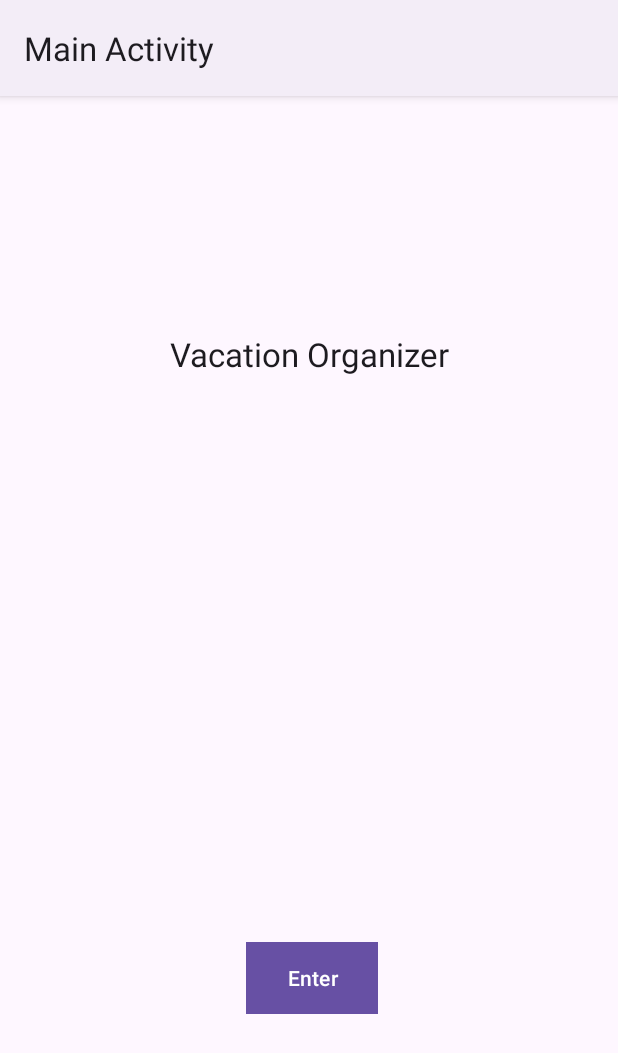
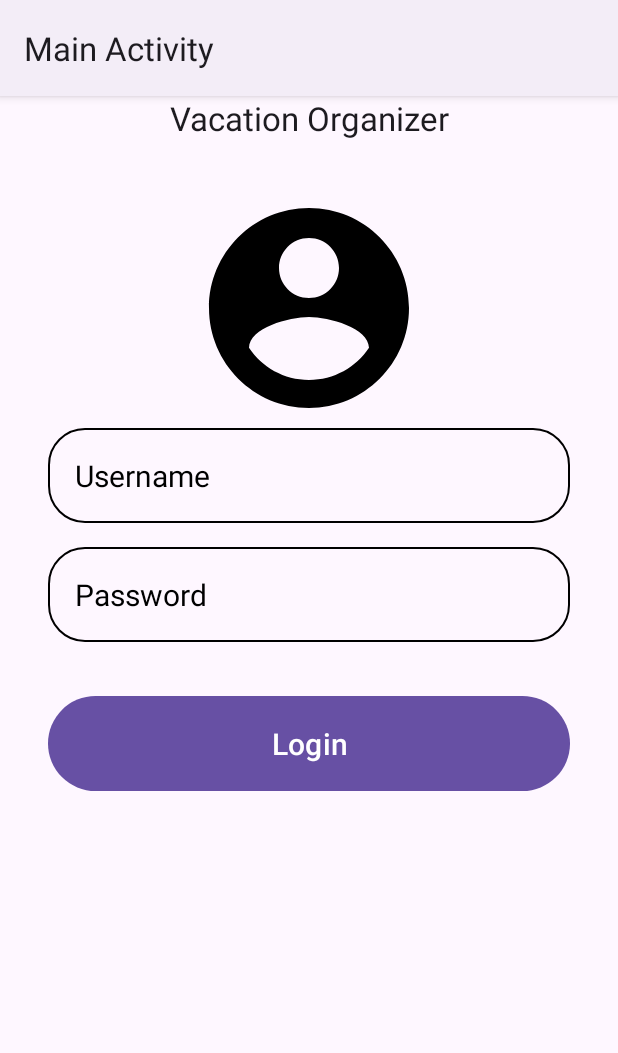
Before and after one commit to MackenzieA24/d308-mobile-application-development-android, an Android app: the screen it shows after launch (MainActivity), on a phone screen of 412 x 824 dp. Shown: the top 1053 px of the screen. Run offline under Robolectric (Android 15) with nearby library versions, the phone set to English and light mode, and no system bars.

Commit message:
Added user login

```diff
--- a/app/src/main/AndroidManifest.xml
+++ b/app/src/main/AndroidManifest.xml
@@ -3,6 +3,7 @@
     xmlns:tools="http://schemas.android.com/tools">
 
     <uses-permission android:name="android.permission.POST_NOTIFICATIONS" />
+
     <application
         android:allowBackup="true"
         android:dataExtractionRules="@xml/data_extraction_rules"
@@ -13,10 +14,11 @@
         android:supportsRtl="true"
         android:theme="@style/Theme.D308app"
         tools:targetApi="31">
+
         <receiver
             android:name=".UI.MyReceiver"
             android:enabled="true"
-            android:exported="true"></receiver>
+            android:exported="true" />
 
         <activity
             android:name=".UI.ExcursionDetails"
--- a/app/src/main/java/com/example/d308app/UI/MainActivity.java
+++ b/app/src/main/java/com/example/d308app/UI/MainActivity.java
@@ -2,8 +2,11 @@ package com.example.d308app.UI;
 
 import android.content.Intent;
 import android.os.Bundle;
+import android.util.Log;
 import android.view.View;
 import android.widget.Button;
+import android.widget.EditText;
+import android.widget.Toast;
 
 import androidx.activity.EdgeToEdge;
 import androidx.appcompat.app.AppCompatActivity;
@@ -16,26 +19,41 @@ import com.example.d308app.R;
 public class MainActivity extends AppCompatActivity {
 
     public static int numAlert;
+    EditText usernameInput;
+    EditText passwordInput;
+    Button loginBtn;
 
     @Override
     protected void onCreate(Bundle savedInstanceState) {
         super.onCreate(savedInstanceState);
         EdgeToEdge.enable(this);
         setContentView(R.layout.activity_main);
-        Button button=findViewById(R.id.button);
-        button.setOnClickListener(new View.OnClickListener(){
 
-            @Override
-            public void onClick(View view) {
-                Intent intent=new Intent(MainActivity.this, Vacations.class);
-                intent.putExtra("test", "Information sent");
-                startActivity(intent);
-            }
-        });
+        usernameInput = findViewById(R.id.username_input);
+        passwordInput = findViewById(R.id.password_input);
+        loginBtn = findViewById(R.id.login_btn);
+
         ViewCompat.setOnApplyWindowInsetsListener(findViewById(R.id.main), (v, insets) -> {
             Insets systemBars = insets.getInsets(WindowInsetsCompat.Type.systemBars());
             v.setPadding(systemBars.left, systemBars.top, systemBars.right, systemBars.bottom);
             return insets;
         });
+
+        loginBtn.setOnClickListener(new View.OnClickListener() {
+            @Override
+            public void onClick(View v) {
+                String username = usernameInput.getText().toString();
+                String password = passwordInput.getText().toString();
+                if (username.isEmpty() || password.isEmpty()) {
+                    Toast.makeText(MainActivity.this, "Please provide valid username and password", Toast.LENGTH_LONG).show();
+                    Log.i("Login Failed", "Empty username or password");
+                } else {
+                    Log.i("Login Success", "Username: " + username + " and Password: " + password);
+                    Intent intent = new Intent(MainActivity.this, Vacations.class);
+                    intent.putExtra("test", "Information sent");
+                    startActivity(intent);
+                }
+            }
+        });
     }
 }
--- /dev/null
+++ b/app/src/main/res/drawable/icon_account_circle.xml
@@ -0,0 +1,5 @@
+<vector xmlns:android="http://schemas.android.com/apk/res/android" android:height="100dp" android:tint="#000000" android:viewportHeight="24" android:viewportWidth="24" android:width="100dp">
+
+    <path android:fillColor="@android:color/white" android:pathData="M12,2C6.48,2 2,6.48 2,12s4.48,10 10,10 10,-4.48 10,-10S17.52,2 12,2zM12,5c1.66,0 3,1.34 3,3s-1.34,3 -3,3 -3,-1.34 -3,-3 1.34,-3 3,-3zM12,19.2c-2.5,0 -4.71,-1.28 -6,-3.22 0.03,-1.99 4,-3.08 6,-3.08 1.99,0 5.97,1.09 6,3.08 -1.29,1.94 -3.5,3.22 -6,3.22z"/>
+
+</vector>
--- /dev/null
+++ b/app/src/main/res/drawable/rounded_corner.xml
@@ -0,0 +1,6 @@
+<?xml version="1.0" encoding="utf-8"?>
+<shape xmlns:android="http://schemas.android.com/apk/res/android"
+    android:shape="rectangle">
+    <corners android:radius="24dp"/>
+    <stroke android:width="1dip" android:color="@color/black"></stroke>
+</shape>
--- a/app/src/main/res/layout/activity_main.xml
+++ b/app/src/main/res/layout/activity_main.xml
@@ -8,29 +8,67 @@
     tools:context=".UI.MainActivity">
 
     <TextView
+        android:id="@+id/vacationOrganizerTitle"
         android:layout_width="wrap_content"
         android:layout_height="wrap_content"
         android:text="Vacation Organizer"
         android:textAppearance="@style/TextAppearance.AppCompat.Large"
-        app:layout_constraintBottom_toBottomOf="parent"
+        app:layout_constraintTop_toTopOf="parent"
+        app:layout_constraintStart_toStartOf="parent"
         app:layout_constraintEnd_toEndOf="parent"
+        app:layout_constraintVertical_bias="0.1" />
+
+    <LinearLayout
+        android:id="@+id/loginContainer"
+        android:layout_width="match_parent"
+        android:layout_height="wrap_content"
+        android:orientation="vertical"
+        android:gravity="center"
+        app:layout_constraintTop_toBottomOf="@id/vacationOrganizerTitle"
         app:layout_constraintStart_toStartOf="parent"
-        app:layout_constraintTop_toTopOf="parent"
-        app:layout_constraintVertical_bias="0.215" />
+        app:layout_constraintEnd_toEndOf="parent">
 
-    <Button
-        android:id="@+id/button"
-        android:layout_width="0dp"
-        android:layout_height="wrap_content"
-        android:layout_marginEnd="160dp"
-        android:layout_marginBottom="148dp"
-        android:background="#F4EDED"
-        android:backgroundTint="#0D2467"
-        android:foregroundTint="#E6E3E3"
-        android:text="Enter"
-        app:iconTint="#F1EAEA"
-        app:layout_constraintBottom_toBottomOf="parent"
-        app:layout_constraintEnd_toEndOf="parent"
-        app:strokeColor="#F6EFEF" />
+        <ImageView
+            android:layout_width="160dp"
+            android:layout_height="160dp"
+            android:src="@drawable/icon_account_circle"
+            android:layout_marginTop="32dp"/>
 
+        <EditText
+            android:id="@+id/username_input"
+            android:layout_width="match_parent"
+            android:layout_height="wrap_content"
+            android:hint="Username"
+            android:textSize="20sp"
+            android:textColor="@color/black"
+            android:textColorHint="@color/black"
+            android:background="@drawable/rounded_corner"
+            android:padding="18dp"
+            android:inputType="textEmailAddress"
+            android:layout_marginHorizontal="32dp"/>
+
+        <EditText
+            android:id="@+id/password_input"
+            android:layout_width="match_parent"
+            android:layout_height="wrap_content"
+            android:hint="Password"
+            android:textSize="20sp"
+            android:textColor="@color/black"
+            android:textColorHint="@color/black"
+            android:background="@drawable/rounded_corner"
+            android:padding="18dp"
+            android:inputType="textPassword"
+            android:layout_marginTop="16dp"
+            android:layout_marginHorizontal="32dp"/>
+
+        <Button
+            android:id="@+id/login_btn"
+            android:layout_width="match_parent"
+            android:layout_height="wrap_content"
+            android:text="Login"
+            android:padding="18dp"
+            android:textSize="20sp"
+            android:layout_marginTop="32dp"
+            android:layout_marginHorizontal="32dp"/>
+    </LinearLayout>
 </androidx.constraintlayout.widget.ConstraintLayout>
```
